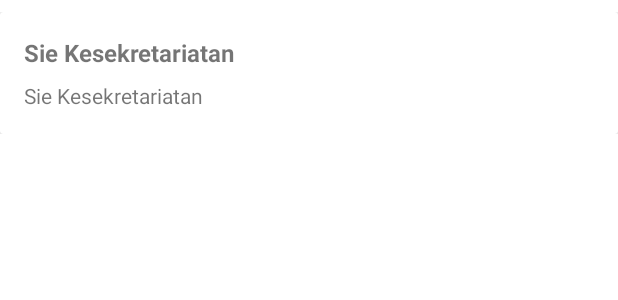
After one commit to candradinatha/Committee, an Android app: the layout list_notif.xml on its own in the app's theme, with its tools: preview values and no code run, on a phone screen of 412 x 824 dp. The commit adds this screen. Shown: the top 300 px of the screen. Run offline under Robolectric (Android 15) with nearby library versions, the phone set to English and light mode, and no system bars.

Commit message:
update notif view

```diff
--- /dev/null
+++ b/app/src/main/java/com/example/candradinatha/committee/model/NotificationResponse.kt
@@ -0,0 +1,5 @@
+package com.example.candradinatha.committee.model
+
+data class NotificationResponse(
+        val pemberitahuan: List<Notification>
+)
--- /dev/null
+++ b/app/src/main/res/layout/list_notif.xml
@@ -0,0 +1,37 @@
+<?xml version="1.0" encoding="utf-8"?>
+<LinearLayout
+    android:layout_marginTop="8dp"
+    xmlns:android="http://schemas.android.com/apk/res/android"
+    android:layout_width="match_parent"
+    android:layout_height="wrap_content"
+    android:orientation="vertical">
+
+    <android.support.v7.widget.CardView
+        android:layout_width="match_parent"
+        android:layout_height="wrap_content">
+
+        <LinearLayout
+            android:padding="16dp"
+            android:layout_width="match_parent"
+            android:orientation="vertical"
+            android:layout_height="wrap_content">
+            <TextView
+                android:textSize="16dp"
+                android:textStyle="bold"
+                android:id="@+id/tv_notif_judul"
+                android:layout_width="wrap_content"
+                android:layout_height="wrap_content"
+                android:text="Sie Kesekretariatan"/>
+
+            <TextView
+                android:layout_marginTop="8dp"
+                android:id="@+id/tv_notif_coontent"
+                android:layout_width="wrap_content"
+                android:layout_height="wrap_content"
+                android:text="Sie Kesekretariatan"/>
+
+        </LinearLayout>
+
+    </android.support.v7.widget.CardView>
+
+</LinearLayout>
```
Also changed, not shown: app/src/main/java/com/example/candradinatha/committee/adapter/NotifAdapter.kt (added, +32 -0 lines), app/src/main/java/com/example/candradinatha/committee/api/ApiInterface.kt (+11 -0 lines), app/src/main/java/com/example/candradinatha/committee/model/JoinResponse.kt (added, +18 -0 lines), app/src/main/java/com/example/candradinatha/committee/model/Notification.kt (added, +18 -0 lines), app/src/main/java/com/example/candradinatha/committee/view/user/committee/DetailCommitteeUserActivity.kt (+31 -7 lines), app/src/main/java/com/example/candradinatha/committee/view/user/notif/UserNotificationContract.kt (added, +15 -0 lines), app/src/main/java/com/example/candradinatha/committee/view/user/notif/UserNotificationFragment.kt (+49 -1 lines), app/src/main/java/com/example/candradinatha/committee/view/user/notif/UserNotificationPresenter.kt (added, +40 -0 lines), app/src/main/res/layout/fragment_user_notification.xml (+21 -6 lines).
